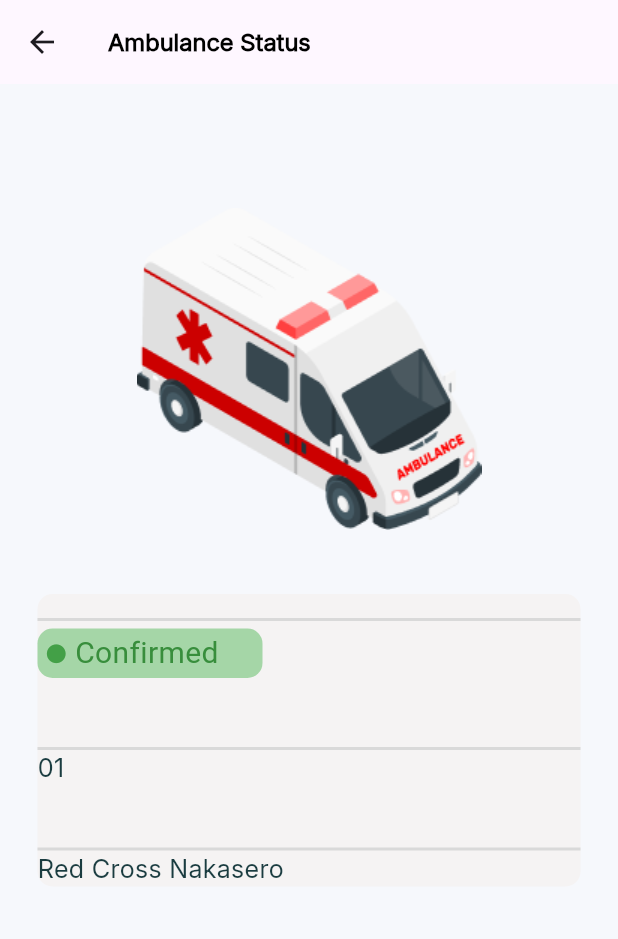
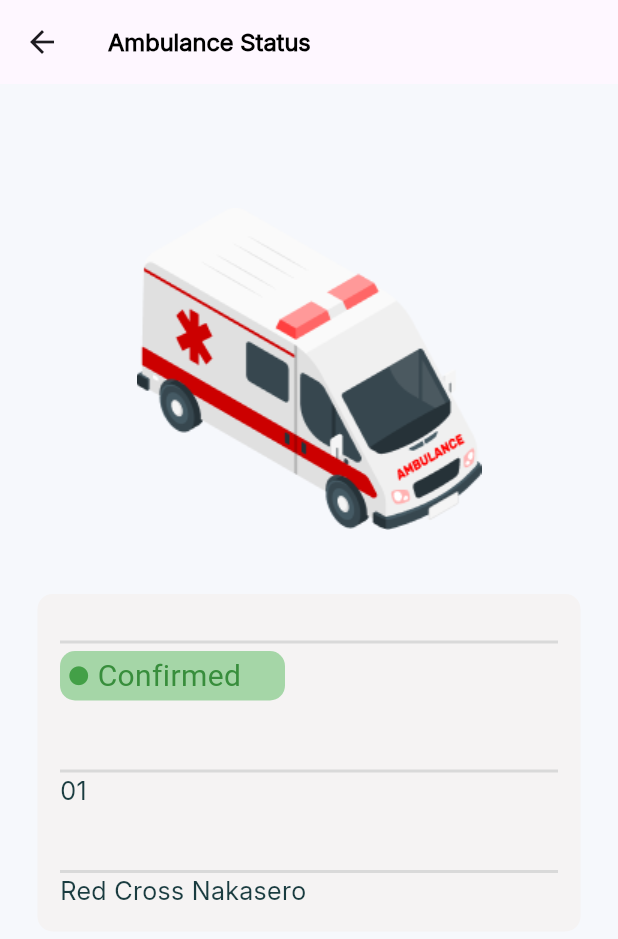
Before and after one commit to Nsengiyunva/redcrossug, a Flutter app: the AmbulanceStatus screen opened by its route, on a phone screen of 412 x 824 dp. Shown: the top 939 px of the screen. Run offline on Flutter 3.47's test engine with Material 3 defaults, Android fonts, the phone set to English and light mode, and no system bars; our stand-ins replace flutter_svg, get, google_maps_flutter, shared_preferences; missing offline and left inert: intl_phone_number_field; accounts and stored records are empty; network calls fail.

Commit message:
updates the app

```diff
--- a/lib/scenes/ambulance_status.dart
+++ b/lib/scenes/ambulance_status.dart
@@ -27,6 +27,7 @@ class AmbulanceStatus extends StatelessWidget {
                 child: Image.asset( 'assets/images/ambulance.png', width: 300, height: 300 ),
               ),
               Container(
+                padding: EdgeInsets.symmetric( vertical: 15, horizontal: 15),
                 decoration: BoxDecoration(
                   color: const Color(0xFFF5F3F3),
                   borderRadius: BorderRadius.circular( 10 )
```
